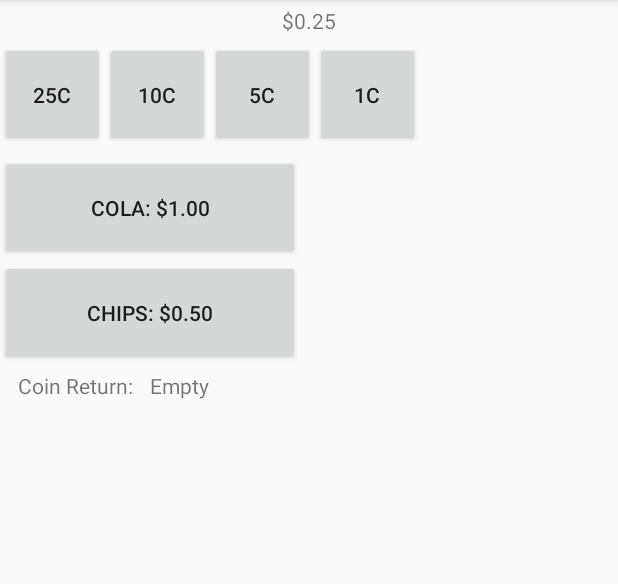
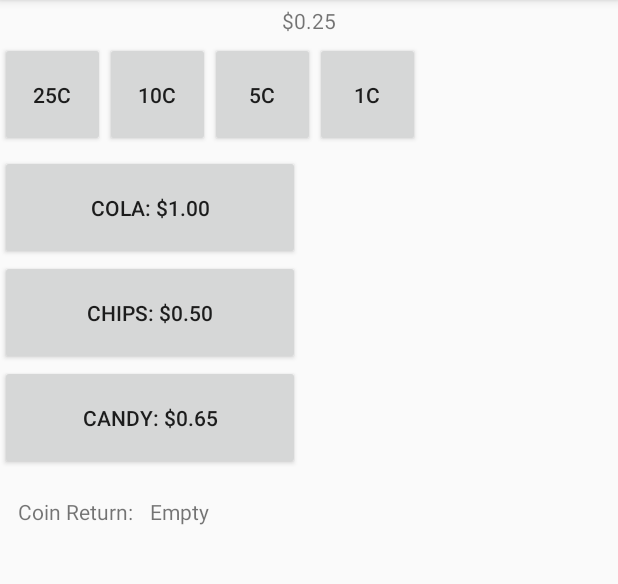
Before and after one commit to kyleengan/AndroidVendingMachine, an Android app: the screen it shows after launch (MainActivity), after a tap on "25C", on a phone screen of 412 x 824 dp, the part 84-668 px from its top. Run offline under Robolectric (Android 15) with nearby library versions, the phone set to English and light mode, and no system bars.

Commit message:
Added Candy Button UI element with associated test, refactored to avoid having product prices in multiple locations of code.

```diff
--- a/app/src/main/java/com/pillartechnology/kengan/mobilevendingmachine/MainActivity.java
+++ b/app/src/main/java/com/pillartechnology/kengan/mobilevendingmachine/MainActivity.java
@@ -10,17 +10,24 @@ import java.text.NumberFormat;
 
 public class MainActivity extends AppCompatActivity {
 
+    private static final double COLA_PRICE = 1.0;
+    private static final double CHIPS_PRICE = 0.5;
+    private static final double CANDY_PRICE = 0.65;
+
     private TextView statusScreen;
     private TextView coinReturn;
     private Button quarterButton;
     private Button dimeButton;
     private Button nickelButton;
     private Button pennyButton;
+    private Button colaButton;
+    private Button chipsButton;
+    private Button candyButton;
 
     private NumberFormat currencyFormat;
 
-    private Double amountInserted = 0.0;
-    private Double amountInCoinReturn = 0.0;
+    private double amountInserted = 0.0;
+    private double amountInCoinReturn = 0.0;
 
     @Override
     protected void onCreate(Bundle savedInstanceState) {
@@ -35,8 +42,20 @@ public class MainActivity extends AppCompatActivity {
         dimeButton = (Button) findViewById(R.id.dimeButton);
         nickelButton = (Button) findViewById(R.id.nickelButton);
         pennyButton = (Button) findViewById(R.id.pennyButton);
+        colaButton = (Button) findViewById(R.id.colaButton);
+        chipsButton = (Button) findViewById(R.id.chipsButton);
+        candyButton = (Button) findViewById(R.id.candyButton);
+
+        configureText();
 
         configureClickListeners();
+    }
+
+    protected void configureText() {
+        colaButton.setText(colaButton.getText() + " " + currencyFormat.format(COLA_PRICE));
+        chipsButton.setText(chipsButton.getText() + " " + currencyFormat.format(CHIPS_PRICE));
+        candyButton.setText(candyButton.getText() + " " + currencyFormat.format(CANDY_PRICE));
+
     }
 
     protected void configureClickListeners() {
@@ -69,7 +88,7 @@ public class MainActivity extends AppCompatActivity {
         });
     }
 
-    protected void addAmount(Double amount) {
+    protected void addAmount(double amount) {
         amountInserted += amount;
 
         updateStatusScreen(currencyFormat.format(amountInserted));
@@ -79,7 +98,7 @@ public class MainActivity extends AppCompatActivity {
         statusScreen.setText(text);
     }
 
-    protected void addCoinReturnAmount(Double amount) {
+    protected void addCoinReturnAmount(double amount) {
         amountInCoinReturn += amount;
 
         updateCoinReturn(currencyFormat.format(amountInCoinReturn));
--- a/app/src/main/res/layout/activity_main.xml
+++ b/app/src/main/res/layout/activity_main.xml
@@ -58,21 +58,27 @@
         android:layout_height="70dp"
         android:text="@string/chips"/>
 
+    <Button
+        android:id="@+id/candyButton"
+        android:layout_width="200dp"
+        android:layout_height="70dp"
+        android:text="@string/candy"/>
+
     <LinearLayout
         android:layout_width="match_parent"
-        android:layout_height="30dp"
+        android:layout_height="60dp"
         android:orientation="horizontal">
         <TextView
             android:id="@+id/coinReturnLabel"
             android:layout_width="100dp"
-            android:layout_height="28dp"
+            android:layout_height="56dp"
             android:gravity="center"
             android:text="@string/coin_return"/>
 
         <TextView
             android:id="@+id/coinReturnAmount"
             android:layout_width="50dp"
-            android:layout_height="28dp"
+            android:layout_height="56dp"
             android:text="@string/coin_return_amount"/>
     </LinearLayout>
 
--- a/app/src/main/res/values/strings.xml
+++ b/app/src/main/res/values/strings.xml
@@ -1,12 +1,13 @@
 <resources>
     <string name="app_name">MobileVendingMachine</string>
     <string name="insert_coin">INSERT COIN</string>
-    <string name="coin_return">Coin Return: </string>
+    <string name="coin_return">Coin Return:</string>
     <string name="coin_return_amount">Empty</string>
     <string name="quarter">25C</string>
     <string name="dime">10C</string>
     <string name="nickel">5C</string>
     <string name="penny">1C</string>
-    <string name="cola">COLA: $1.00</string>
-    <string name="chips">CHIPS: $0.50</string>
+    <string name="cola">COLA:</string>
+    <string name="chips">CHIPS:</string>
+    <string name="candy">CANDY:</string>
 </resources>
```
Also changed, not shown: 1 other file.
